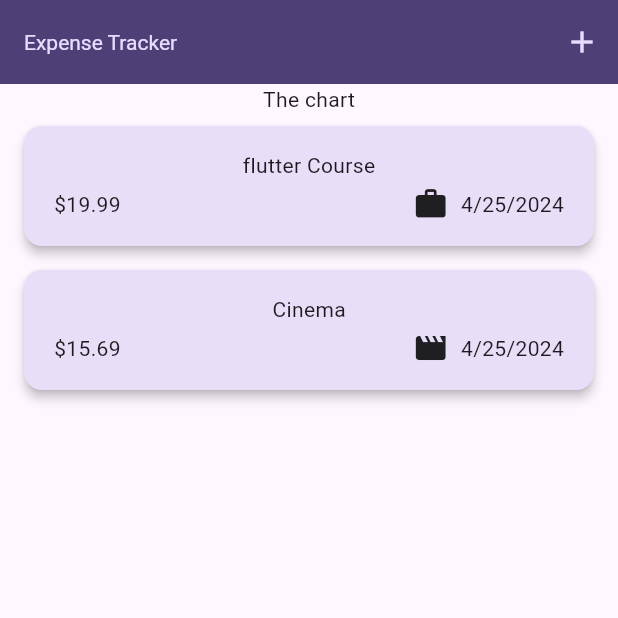
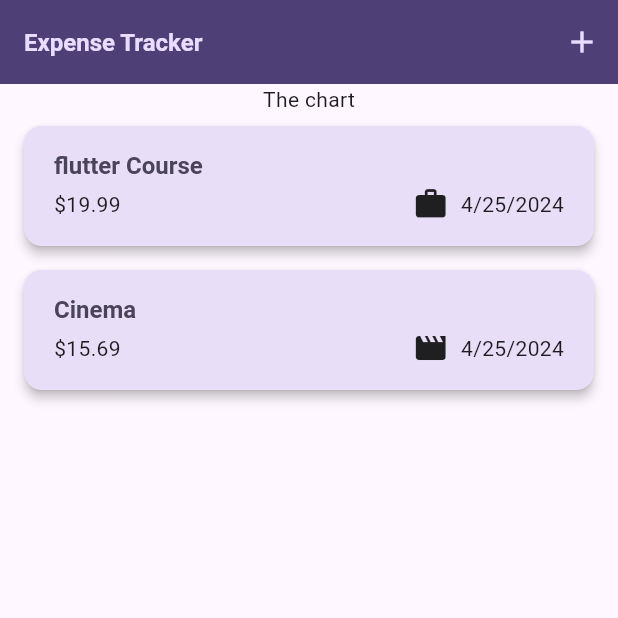
Before and after one commit to karim029/expense_tracker, a Flutter app: the screen it shows after launch, on a phone screen of 412 x 824 dp, the top half of it. Run offline on Flutter 3.47's test engine with Material 3 defaults, Android fonts, the phone set to English and light mode, and no system bars.

```diff
--- a/lib/widgets/expenses_list/expense_item.dart
+++ b/lib/widgets/expenses_list/expense_item.dart
@@ -17,9 +17,11 @@ class ExpenseItem extends StatelessWidget {
           vertical: 16,
         ),
         child: Column(
+          crossAxisAlignment: CrossAxisAlignment.start,
           children: [
             Text(
               expense.title,
+              style: Theme.of(context).textTheme.titleLarge,
             ),
             const SizedBox(
               height: 4,
@@ -30,11 +32,15 @@ class ExpenseItem extends StatelessWidget {
                   '\$${expense.amount.toStringAsFixed(2)}',
                 ),
                 const Spacer(),
-                Row(children: [
-                  Icon(categoryIcons[expense.category]),
-                  const SizedBox(width: 8,),
-                  Text(expense.formattedDate),
-                ],),
+                Row(
+                  children: [
+                    Icon(categoryIcons[expense.category]),
+                    const SizedBox(
+                      width: 8,
+                    ),
+                    Text(expense.formattedDate),
+                  ],
+                ),
               ],
             ),
           ],
--- a/lib/widgets/expenses_list/expenses_list.dart
+++ b/lib/widgets/expenses_list/expenses_list.dart
@@ -18,9 +18,14 @@ class ExpensesList extends StatelessWidget {
       itemCount: expenses.length,
       itemBuilder: (ctx, index) => Dismissible(
         key: ValueKey(expenses[index]),
-        onDismissed: (direction){
+        background: Container(
+          color: Theme.of(context).colorScheme.error.withOpacity(0.5),
+          margin: EdgeInsets.symmetric(
+            horizontal: Theme.of(context).cardTheme.margin!.horizontal,
+          ),
+        ),
+        onDismissed: (direction) {
           onRemoveExpense(expenses[index]);
-
         },
         child: ExpenseItem(
           expenses[index],
```
Also changed, not shown: lib/main.dart (+24 -2 lines).
